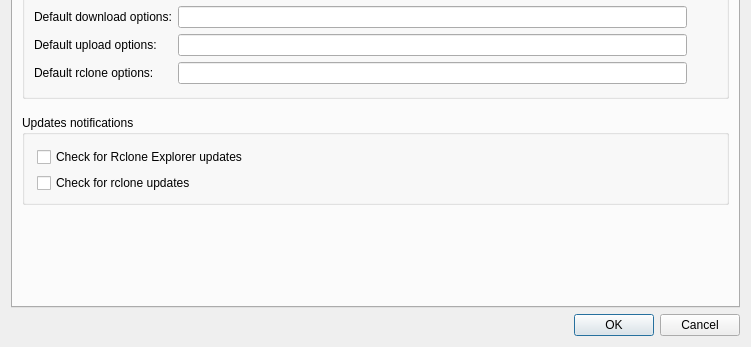
Jackpison/RcloneExplorer, file src/preferences_dialog.ui: the form before one commit; both pictures show x 0 to 751 and y 237 to 584 of the 751 by 584 pixel window.
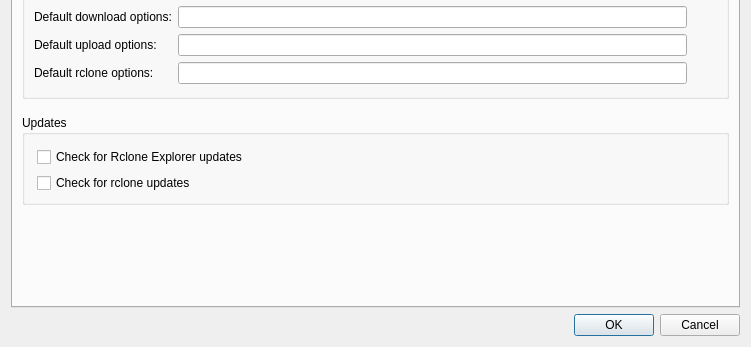
The form after the commit.

What changed in the file:
```diff
--- a/src/preferences_dialog.ui
+++ b/src/preferences_dialog.ui
@@ -285,7 +285,7 @@
           </sizepolicy>
          </property>
          <property name="title">
-          <string>Updates notifications</string>
+          <string>Updates</string>
          </property>
          <property name="flat">
           <bool>false</bool>
```
